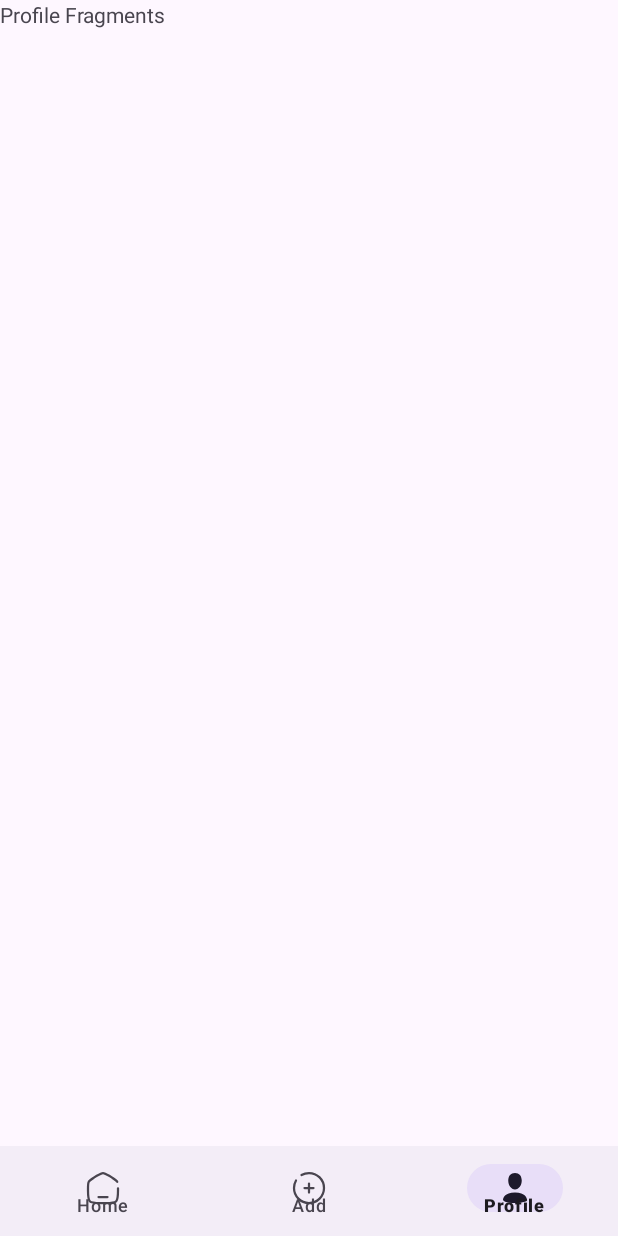
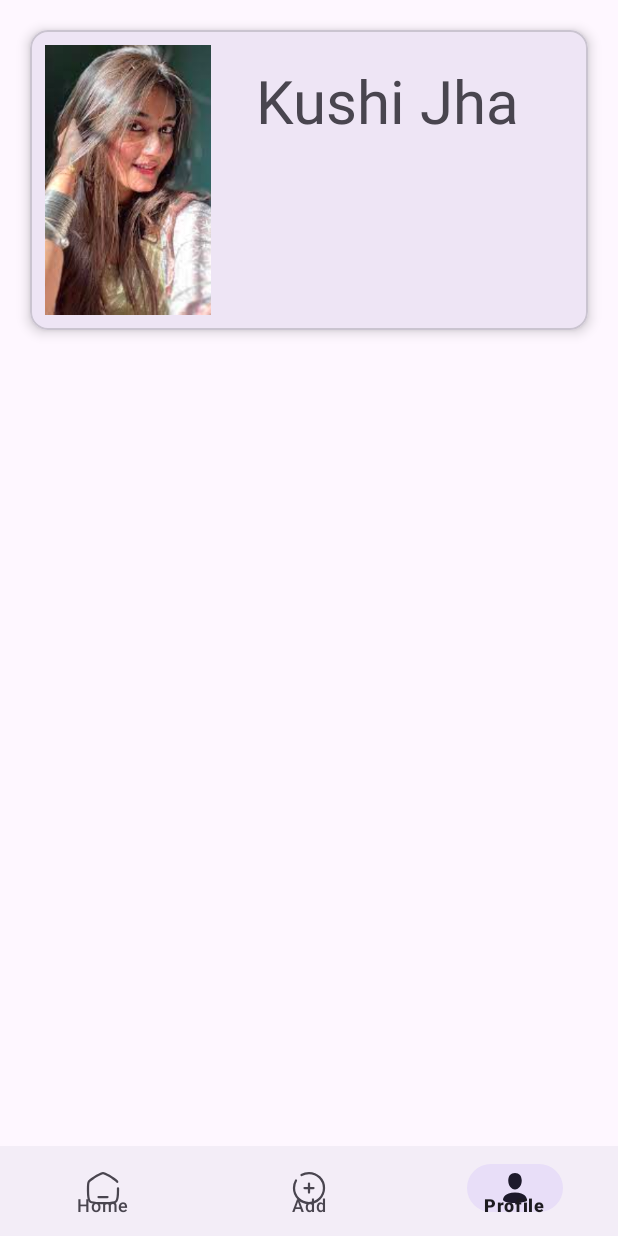
Before and after one commit to abhinav3254/pennypal, an Android app: the screen it shows after launch (MainActivity), item 3 of the bottom bar chosen, on a phone screen of 412 x 824 dp. Run offline under Robolectric (Android 15) with nearby library versions, the phone set to English and light mode, and no system bars.

Commit message:
profile done

```diff
--- a/app/src/main/res/layout/fragment_profile.xml
+++ b/app/src/main/res/layout/fragment_profile.xml
@@ -3,12 +3,68 @@
     xmlns:tools="http://schemas.android.com/tools"
     android:layout_width="match_parent"
     android:layout_height="match_parent"
+    xmlns:app="http://schemas.android.com/apk/res-auto"
     tools:context=".ProfileFragment">
 
-    <!-- TODO: Update blank fragment layout -->
-    <TextView
+    <androidx.constraintlayout.widget.ConstraintLayout
         android:layout_width="match_parent"
-        android:layout_height="match_parent"
-        android:text="Profile Fragments" />
+        android:layout_height="match_parent">
+
+        <ScrollView
+            android:layout_width="match_parent"
+            android:layout_height="match_parent"
+            app:layout_constraintLeft_toLeftOf="parent"
+            app:layout_constraintRight_toRightOf="parent"
+            app:layout_constraintTop_toTopOf="parent"
+            app:layout_constraintBottom_toBottomOf="parent">
+
+            <LinearLayout
+                android:layout_width="match_parent"
+                android:layout_height="match_parent"
+                android:orientation="vertical">
+
+                <com.google.android.material.card.MaterialCardView
+                    android:layout_width="match_parent"
+                    android:layout_height="200dp"
+                    android:layout_margin="20dp"
+                    app:cardElevation="5dp">
+                    <LinearLayout
+                        android:layout_width="match_parent"
+                        android:layout_height="match_parent"
+                        android:orientation="horizontal">
+
+                        <ImageView
+                            android:layout_width="0dp"
+                            android:layout_height="match_parent"
+                            android:layout_weight="1"
+                            android:src="@drawable/krati"
+                            android:layout_margin="10dp"
+                            android:scaleType="centerCrop"
+                            />
+
+                        <LinearLayout
+                            android:layout_width="0dp"
+                            android:layout_height="match_parent"
+                            android:layout_weight="2"
+                            android:orientation="vertical"
+                            android:layout_margin="10dp"
+                            >
+                            <TextView
+                                android:layout_width="match_parent"
+                                android:layout_height="wrap_content"
+                                android:text="Kushi Jha"
+                                android:textSize="40dp"
+                                android:layout_margin="10dp"
+                                />
+
+                        </LinearLayout>
+
+                    </LinearLayout>
+                </com.google.android.material.card.MaterialCardView>
+
+            </LinearLayout>
+        </ScrollView>
+
+    </androidx.constraintlayout.widget.ConstraintLayout>
 
 </FrameLayout>
```
Also changed, not shown: app/src/main/res/drawable/krati.png (added).
